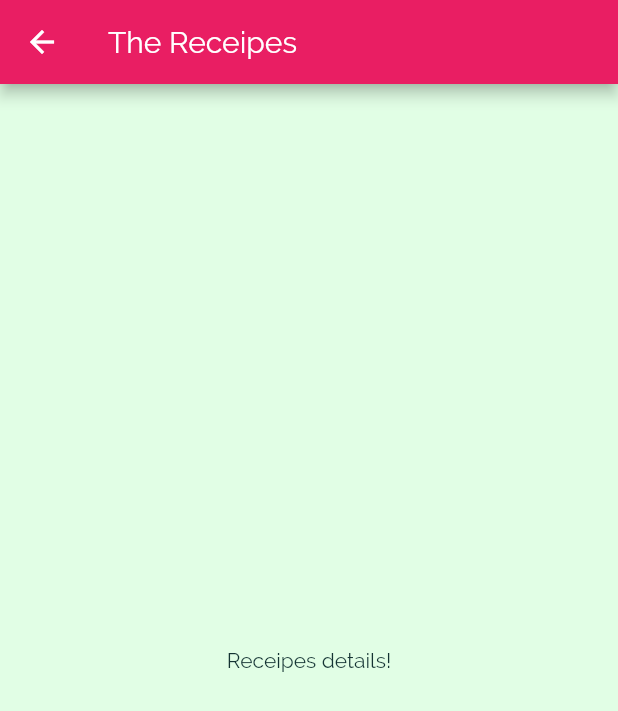
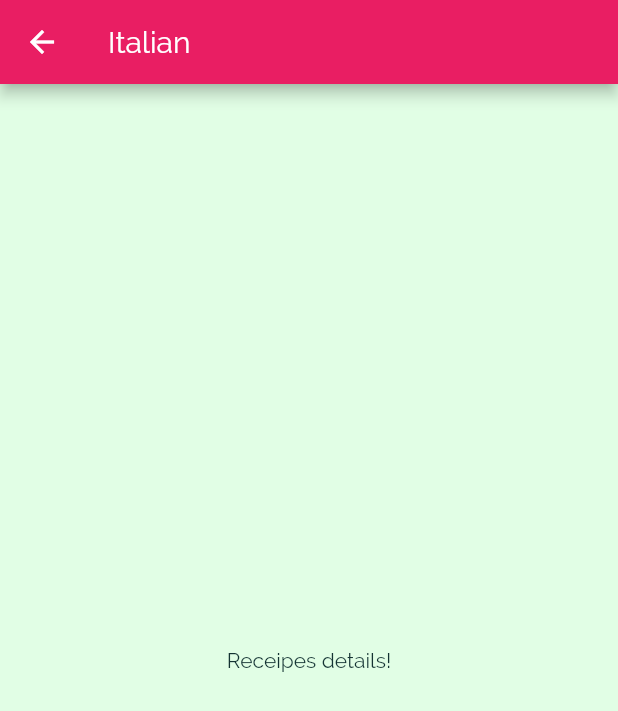
Before and after one commit to ZoraizEjaz/FlutterMealApp, a Flutter app: the screen it shows after launch, after a tap on "Italian", on a phone screen of 412 x 824 dp. Shown: the top 711 px of the screen. Run offline on Flutter 3.47's test engine with Material 2 defaults, Android fonts, the phone set to English and light mode, and no system bars.

Commit message:
passing data via constructos between screens

```diff
--- a/lib/categories_screen.dart
+++ b/lib/categories_screen.dart
@@ -16,7 +16,8 @@ class CategoriesScreen extends StatelessWidget {
       body: GridView(
         padding: EdgeInsets.all(25),
         children: DUMMY_CATEGORIES
-            .map((catData) => CategoryItem(catData.title, catData.color))
+            .map((catData) =>
+                CategoryItem(catData.id, catData.title, catData.color))
             .toList(),
         gridDelegate: SliverGridDelegateWithMaxCrossAxisExtent(
           maxCrossAxisExtent: 200,
--- a/lib/category_item.dart
+++ b/lib/category_item.dart
@@ -2,16 +2,17 @@ import 'package:flutter/material.dart';
 import './category_meals_screen.dart';
 
 class CategoryItem extends StatelessWidget {
+  final String id;
   final String title;
   final Color color;
 
-  CategoryItem(this.title, this.color);
+  CategoryItem(this.id, this.title, this.color);
 
   void SelectCategory(BuildContext ctx) {
     Navigator.of(ctx).push(
       MaterialPageRoute(
         builder: (_) {
-          return CategoryMealsScreen();
+          return CategoryMealsScreen(id, title);
         },
       ),
     );
--- a/lib/category_meals_screen.dart
+++ b/lib/category_meals_screen.dart
@@ -1,11 +1,16 @@
 import 'package:flutter/material.dart';
 
 class CategoryMealsScreen extends StatelessWidget {
+  final String categoryId;
+  final String categoryTitle;
+
+  CategoryMealsScreen(this.categoryId, this.categoryTitle);
+
   @override
   Widget build(BuildContext context) {
     return Scaffold(
       appBar: AppBar(
-        title: Text('The Receipes'),
+        title: Text(categoryTitle),
       ),
       body: Center(
         child: Text('Receipes details!'),
```
